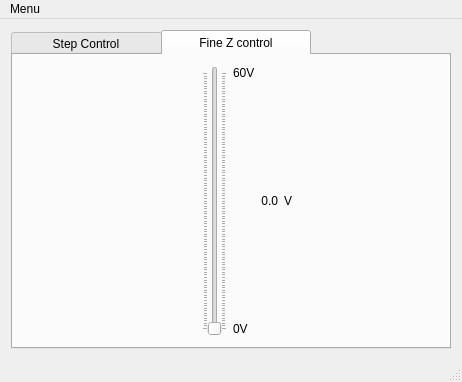
Old version of the form gui/stepper/steppergui.ui in the repository WarwickEPR/qudi.
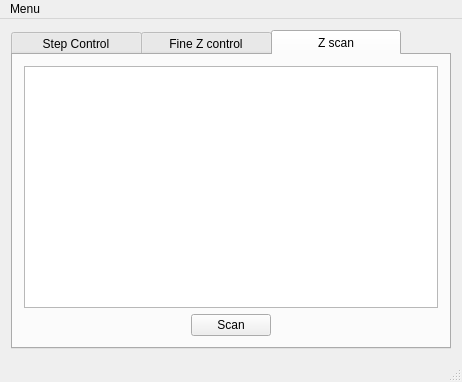
New version of the form. Icons and pictures are not drawn. Custom widgets are drawn as their Qt base class.

Commit message: Add voltage offsetting of stepper stages to the user interface

The edit to the form file:
```diff
--- a/gui/stepper/steppergui.ui
+++ b/gui/stepper/steppergui.ui
@@ -7,7 +7,7 @@
     <x>0</x>
     <y>0</y>
     <width>442</width>
-    <height>346</height>
+    <height>360</height>
    </rect>
   </property>
   <property name="windowTitle">
@@ -18,10 +18,10 @@
     <item>
      <widget class="QTabWidget" name="tabs">
       <property name="styleSheet">
-       <string notr="true">QTabBar::tab { height: 25px; width: 150px; }</string>
+       <string notr="true">QTabBar::tab { height: 25px; width: 130px; }</string>
       </property>
       <property name="currentIndex">
-       <number>1</number>
+       <number>2</number>
       </property>
       <widget class="QWidget" name="stepTab">
        <attribute name="title">
@@ -885,9 +885,75 @@
          </layout>
         </item>
        </layout>
-       <zorder>horizontalLayoutWidget</zorder>
-       <zorder>horizontalSpacer_2</zorder>
-       <zorder>horizontalLayoutWidget</zorder>
+      </widget>
+      <widget class="QWidget" name="tab_5">
+       <attribute name="title">
+        <string>Z scan</string>
+       </attribute>
+       <layout class="QVBoxLayout" name="verticalLayout_10">
+        <item>
+         <widget class="PlotWidget" name="z_PlotWidget">
+          <property name="sizePolicy">
+           <sizepolicy hsizetype="MinimumExpanding" vsizetype="MinimumExpanding">
+            <horstretch>0</horstretch>
+            <verstretch>0</verstretch>
+           </sizepolicy>
+          </property>
+         </widget>
+        </item>
+        <item>
+         <layout class="QHBoxLayout" name="horizontalLayout_5">
+          <property name="sizeConstraint">
+           <enum>QLayout::SetDefaultConstraint</enum>
+          </property>
+          <item>
+           <spacer name="horizontalSpacer_3">
+            <property name="orientation">
+             <enum>Qt::Horizontal</enum>
+            </property>
+            <property name="sizeHint" stdset="0">
+             <size>
+              <width>40</width>
+              <height>20</height>
+             </size>
+            </property>
+           </spacer>
+          </item>
+          <item>
+           <widget class="QPushButton" name="pushButton">
+            <property name="sizePolicy">
+             <sizepolicy hsizetype="Minimum" vsizetype="Minimum">
+              <horstretch>0</horstretch>
+              <verstretch>0</verstretch>
+             </sizepolicy>
+            </property>
+            <property name="maximumSize">
+             <size>
+              <width>200</width>
+              <height>30</height>
+             </size>
+            </property>
+            <property name="text">
+             <string>Scan</string>
+            </property>
+           </widget>
+          </item>
+          <item>
+           <spacer name="horizontalSpacer_4">
+            <property name="orientation">
+             <enum>Qt::Horizontal</enum>
+            </property>
+            <property name="sizeHint" stdset="0">
+             <size>
+              <width>40</width>
+              <height>20</height>
+             </size>
+            </property>
+           </spacer>
+          </item>
+         </layout>
+        </item>
+       </layout>
       </widget>
      </widget>
     </item>
@@ -925,6 +991,13 @@
   </action>
  </widget>
  <layoutdefault spacing="6" margin="11"/>
+ <customwidgets>
+  <customwidget>
+   <class>PlotWidget</class>
+   <extends>QGraphicsView</extends>
+   <header>pyqtgraph</header>
+  </customwidget>
+ </customwidgets>
  <resources/>
  <connections>
   <connection>
```
Left out of the diff: 3 changed lines with no effect on the pictures. The commit also changes 1 other file.
